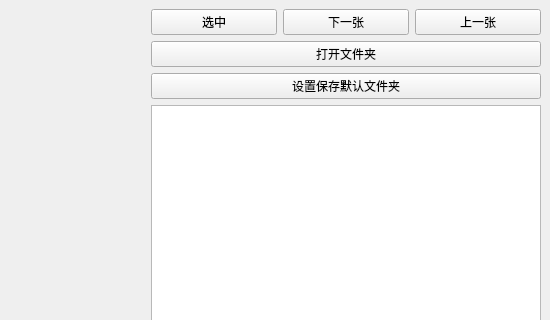
Above: GUI/widget.ui from karentwan/image-marking-tool before the change; both pictures show x 464 to 1014 and y 0 to 320 of the 1014 by 836 pixel window. Below: the same form after it.
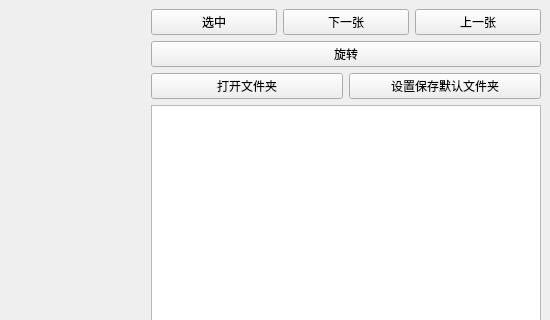
That is the form after the change. Icons and pictures are not drawn.

```diff
--- a/GUI/widget.ui
+++ b/GUI/widget.ui
@@ -14,7 +14,7 @@
    <string>MainWindow</string>
   </property>
   <widget class="QWidget" name="centralwidget">
-   <layout class="QHBoxLayout" name="horizontalLayout_2">
+   <layout class="QHBoxLayout" name="horizontalLayout_4">
     <item>
      <layout class="QVBoxLayout" name="verticalLayout">
       <property name="spacing">
@@ -64,8 +64,6 @@
      </layout>
     </item>
     <item>
-     <layout class="QVBoxLayout" name="verticalLayout_3">
-      <item>
        <layout class="QVBoxLayout" name="verticalLayout_2">
         <item>
          <layout class="QHBoxLayout" name="horizontalLayout">
@@ -92,6 +90,23 @@
           </item>
          </layout>
         </item>
+      <item>
+       <layout class="QHBoxLayout" name="horizontalLayout_2">
+        <item>
+         <widget class="QPushButton" name="rotate">
+          <property name="text">
+           <string>旋转</string>
+          </property>
+          <property name="icon">
+           <iconset>
+            <normaloff>res/rotate.png</normaloff>res/rotate.png</iconset>
+          </property>
+         </widget>
+        </item>
+       </layout>
+      </item>
+      <item>
+       <layout class="QHBoxLayout" name="horizontalLayout_3">
         <item>
          <widget class="QPushButton" name="open_dirbtn">
           <property name="text">
@@ -105,11 +120,11 @@
            <string>设置保存默认文件夹</string>
           </property>
          </widget>
+        </item>
+       </layout>
         </item>
         <item>
          <widget class="QListWidget" name="listWidget"/>
-        </item>
-       </layout>
       </item>
      </layout>
     </item>
```
Left out of the diff: 20 changed lines with no effect on the pictures. Lines whose indentation alone changed are shown as unchanged.
